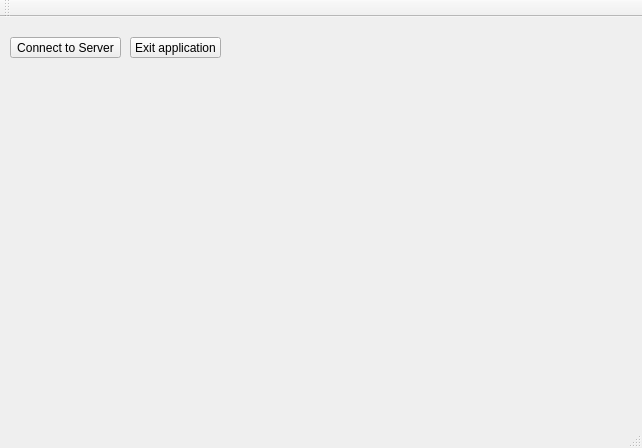
Before: the Qt Designer form QtApp/mainwindow.ui in aadityaparashar/CplusplusAdv3, drawn with Qt 5.
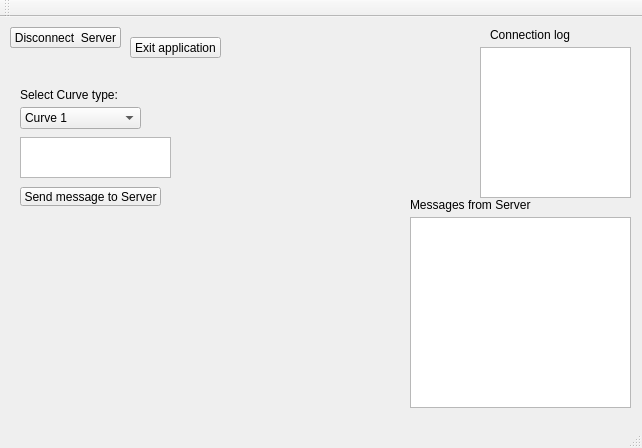
After: the same form once the commit is applied.

Patch:
```diff
--- a/QtApp/mainwindow.ui
+++ b/QtApp/mainwindow.ui
@@ -18,7 +18,7 @@
     <property name="geometry">
      <rect>
       <x>10</x>
-      <y>20</y>
+      <y>10</y>
       <width>111</width>
       <height>21</height>
      </rect>
@@ -40,6 +40,126 @@
      <string>Exit application</string>
     </property>
    </widget>
+   <widget class="QComboBox" name="comboBox">
+    <property name="geometry">
+     <rect>
+      <x>20</x>
+      <y>90</y>
+      <width>121</width>
+      <height>22</height>
+     </rect>
+    </property>
+    <item>
+     <property name="text">
+      <string>Curve 1</string>
+     </property>
+    </item>
+    <item>
+     <property name="text">
+      <string>Curve 2</string>
+     </property>
+    </item>
+    <item>
+     <property name="text">
+      <string>Curve 3</string>
+     </property>
+    </item>
+   </widget>
+   <widget class="QLabel" name="label">
+    <property name="geometry">
+     <rect>
+      <x>20</x>
+      <y>70</y>
+      <width>101</width>
+      <height>16</height>
+     </rect>
+    </property>
+    <property name="text">
+     <string>Select Curve type: </string>
+    </property>
+   </widget>
+   <widget class="QLabel" name="label_2">
+    <property name="geometry">
+     <rect>
+      <x>410</x>
+      <y>180</y>
+      <width>121</width>
+      <height>16</height>
+     </rect>
+    </property>
+    <property name="text">
+     <string>Messages from Server: </string>
+    </property>
+   </widget>
+   <widget class="QLabel" name="label_3">
+    <property name="geometry">
+     <rect>
+      <x>490</x>
+      <y>10</y>
+      <width>81</width>
+      <height>16</height>
+     </rect>
+    </property>
+    <property name="text">
+     <string>Connection log:</string>
+    </property>
+   </widget>
+   <widget class="QToolButton" name="toolButton_2">
+    <property name="geometry">
+     <rect>
+      <x>20</x>
+      <y>170</y>
+      <width>141</width>
+      <height>19</height>
+     </rect>
+    </property>
+    <property name="text">
+     <string>Send message to Server</string>
+    </property>
+   </widget>
+   <widget class="QToolButton" name="server_disconnect">
+    <property name="geometry">
+     <rect>
+      <x>10</x>
+      <y>10</y>
+      <width>111</width>
+      <height>21</height>
+     </rect>
+    </property>
+    <property name="text">
+     <string>Disconnect  Server</string>
+    </property>
+   </widget>
+   <widget class="QTextEdit" name="textEdit">
+    <property name="geometry">
+     <rect>
+      <x>20</x>
+      <y>120</y>
+      <width>151</width>
+      <height>41</height>
+     </rect>
+    </property>
+   </widget>
+   <widget class="QTextBrowser" name="server_messages">
+    <property name="geometry">
+     <rect>
+      <x>410</x>
+      <y>200</y>
+      <width>221</width>
+      <height>191</height>
+     </rect>
+    </property>
+   </widget>
+   <widget class="QTextBrowser" name="connection_log">
+    <property name="geometry">
+     <rect>
+      <x>480</x>
+      <y>30</y>
+      <width>151</width>
+      <height>151</height>
+     </rect>
+    </property>
+   </widget>
   </widget>
   <widget class="QMenuBar" name="menuBar">
    <property name="geometry">
```
Left out of the diff: 2 changed lines with no effect on the pictures.
